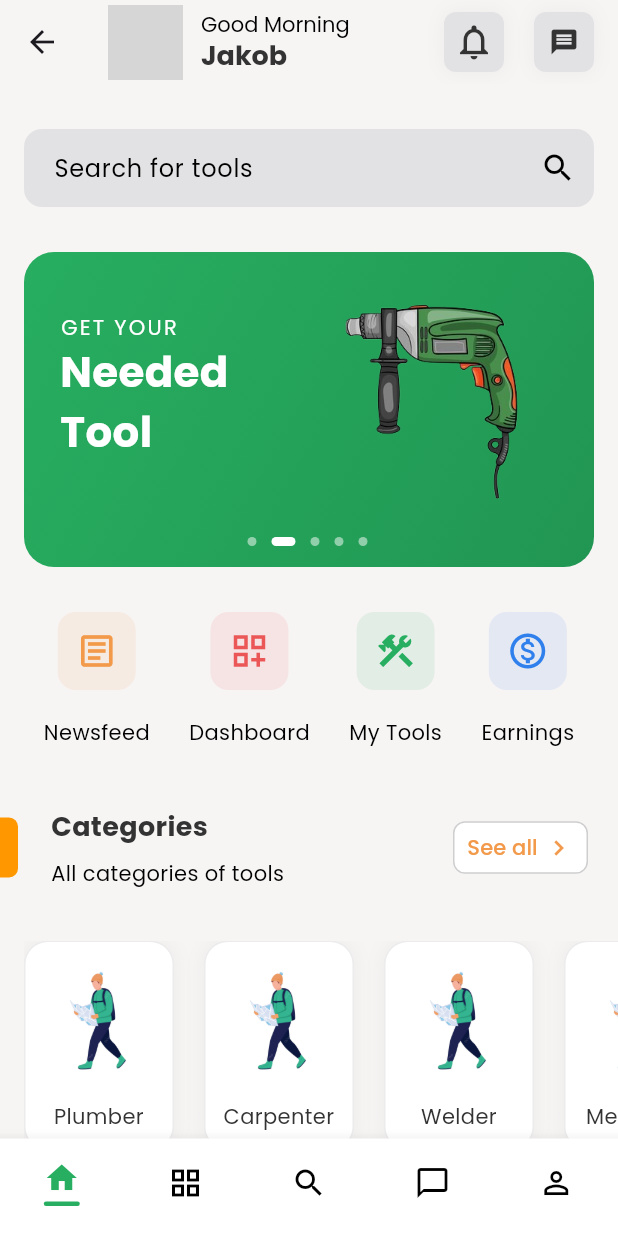
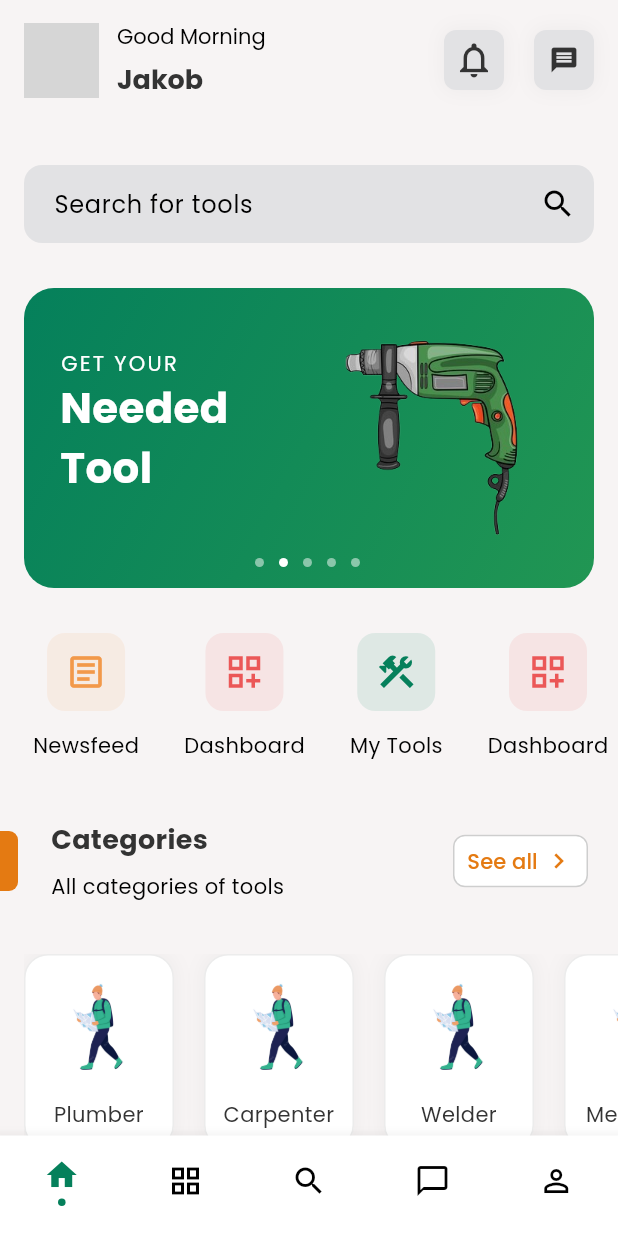
Before and after one commit to moinulislam0/pinterest_ui, a Flutter app: the AppProjectDesign2 screen opened directly, on a phone screen of 412 x 824 dp. Run offline on Flutter 3.47's test engine with Material 3 defaults, Android fonts, the phone set to English and light mode, and no system bars; grey boxes are pictures that could not be loaded.

Commit message:
app project done

```diff
--- a/lib/App Project/design2.dart
+++ b/lib/App Project/design2.dart
@@ -23,6 +23,8 @@ class _HomeScreenState extends State<AppProjectDesign2> {
     return Scaffold(
       backgroundColor: const Color.fromARGB(255, 247, 244, 244),
       appBar: AppBar(
+        toolbarHeight: 80,
+        automaticallyImplyLeading: false,
         scrolledUnderElevation: 0,
 
         title: Row(
@@ -34,7 +36,7 @@ class _HomeScreenState extends State<AppProjectDesign2> {
                   width: 50.0, // একটি নির্দিষ্ট चौड़ाई দিন
                   height: 50.0,
                   decoration: BoxDecoration(
-                    shape: BoxShape.circle,
+                    borderRadius: BorderRadius.circular(10),
                     image: DecorationImage(
                       image: AssetImage(AppsImages.appLogo),
                       fit: BoxFit.cover,
@@ -52,6 +54,7 @@ class _HomeScreenState extends State<AppProjectDesign2> {
                         fontSize: 14,
                       ),
                     ),
+                    SizedBox(height: 8),
                     Text(
                       'Jakob',
                       style: TextStyle(
@@ -134,7 +137,7 @@ class _HomeScreenState extends State<AppProjectDesign2> {
             const SizedBox(height: 30),
 
             Padding(
-              padding: const EdgeInsets.only(left: 16, right: 16),
+              padding: const EdgeInsets.only(left: 22),
               child: const QuickActions(),
             ),
             const SizedBox(height: 40),
@@ -149,7 +152,8 @@ class _HomeScreenState extends State<AppProjectDesign2> {
                 title: 'Tools You may need',
                 subtitle: 'All categories of tools Are Here',
                 onSeeAll: () {},
-                color: Colors.green,
+                color: AppColors.primaryGreen,
+                colors1: AppColors.primaryGreen,
               ),
             ),
             SizedBox(height: 150),
@@ -157,7 +161,7 @@ class _HomeScreenState extends State<AppProjectDesign2> {
         ),
       ),
 
-      bottomNavigationBar: CustomBottomNavBar(
+      bottomNavigationBar: CustomBottomNavBarDesign2(
         selectedIndex: _selectedIndex,
         onItemTapped: _onItemTapped,
       ),
@@ -198,7 +202,7 @@ class PromoBanner extends StatelessWidget {
   @override
   Widget build(BuildContext context) {
     return Container(
-      height: 210,
+      height: 200,
       padding: const EdgeInsets.only(left: 24, right: 16),
       decoration: BoxDecoration(
         borderRadius: BorderRadius.circular(20),
@@ -250,14 +254,14 @@ class PromoBanner extends StatelessWidget {
               Image.asset(AppsImages.con_mac, width: 180, fit: BoxFit.contain),
             ],
           ),
-          const SizedBox(height: 10),
+
           Row(
             mainAxisAlignment:
                 MainAxisAlignment.center, // ডটগুলোকে মাঝখানে আনার জন্য।
             children: List.generate(5, (index) {
               return Container(
                 margin: const EdgeInsets.only(right: 10),
-                width: index == 1 ? 16 : 6,
+                width: index == 1 ? 6 : 6,
                 height: 6,
                 decoration: BoxDecoration(
                   color: Colors.white.withOpacity(index == 1 ? 1 : 0.5),
@@ -266,6 +270,7 @@ class PromoBanner extends StatelessWidget {
               );
             }),
           ),
+          SizedBox(height: 10),
         ],
       ),
     );
@@ -277,7 +282,9 @@ class QuickActions extends StatelessWidget {
 
   @override
   Widget build(BuildContext context) {
-    return const Row(
+    return SingleChildScrollView(
+      scrollDirection: Axis.horizontal,
+      child: const Row(
         mainAxisAlignment: MainAxisAlignment.spaceAround,
         children: [
           QuickActionItem(
@@ -285,22 +292,38 @@ class QuickActions extends StatelessWidget {
             label: 'Newsfeed',
             color: Color(0xFFF2994A),
           ),
+          SizedBox(width: 30),
           QuickActionItem(
             iconData: Icons.dashboard_customize_outlined,
             label: 'Dashboard',
             color: Color(0xFFEB5757),
           ),
+          SizedBox(width: 30),
           QuickActionItem(
             iconData: Icons.construction, // একটি উপযুক্ত আইকন
             label: 'My Tools',
             color: AppColors.primaryGreen,
           ),
+          SizedBox(width: 30),
+          QuickActionItem(
+            iconData: Icons.dashboard_customize_outlined,
+            label: 'Dashboard',
+            color: Color(0xFFEB5757),
+          ),
+          SizedBox(width: 30),
+          QuickActionItem(
+            iconData: Icons.construction, // একটি উপযুক্ত আইকন
+            label: 'My Tools',
+            color: AppColors.primaryGreen,
+          ),
+          SizedBox(width: 30),
           QuickActionItem(
             iconData: Icons.monetization_on_outlined,
             label: 'Earnings',
             color: Color(0xFF2F80ED),
           ),
         ],
+      ),
     );
   }
 }
@@ -330,7 +353,7 @@ class QuickActionItem extends StatelessWidget {
           ),
           child: Icon(iconData, color: color, size: 28),
         ),
-        const SizedBox(height: 18),
+        const SizedBox(height: 13),
         Text(label, style: TextStyle(color: AppColors.secondaryText)),
       ],
     );
@@ -349,13 +372,14 @@ class CategoriesSection extends StatelessWidget {
           title: 'Categories',
           subtitle: 'All categories of tools',
           onSeeAll: () {},
-          color: Colors.orange,
+          color: AppColors.orange,
+          colors1: AppColors.orange,
         ),
         const SizedBox(height: 35),
         Padding(
           padding: const EdgeInsets.only(left: 16),
           child: SizedBox(
-            height: 140,
+            height: 130,
             child: ListView(
               scrollDirection: Axis.horizontal,
               children: const [
@@ -391,7 +415,7 @@ class CategoryCard extends StatelessWidget {
   Widget build(BuildContext context) {
     return Container(
       width: 100,
-      height: 130,
+      height: 120,
       padding: const EdgeInsets.all(12),
       decoration: BoxDecoration(
         border: Border.all(color: Colors.grey.withOpacity(0.2)),
@@ -434,7 +458,8 @@ class ToolsSection extends StatelessWidget {
           title: 'Tools you may need',
           subtitle: '',
           onSeeAll: () {},
-          color: Colors.green,
+          color: AppColors.primaryGreen,
+          colors1: AppColors.primaryGreen,
         ),
 
         const SizedBox(height: 16),
@@ -447,7 +472,7 @@ class SectionHeader extends StatelessWidget {
   final String title;
   final String? subtitle;
   final VoidCallback onSeeAll;
-  final Color color;
+  final Color color, colors1;
 
   const SectionHeader({
     super.key,
@@ -455,6 +480,7 @@ class SectionHeader extends StatelessWidget {
     this.subtitle,
     required this.onSeeAll,
     required this.color,
+    required this.colors1,
   });
 
   @override
@@ -518,22 +544,15 @@ class SectionHeader extends StatelessWidget {
                 ),
               ),
               onPressed: onSeeAll,
-              child: const Row(
+              child: Row(
                 mainAxisAlignment: MainAxisAlignment.center,
                 children: [
                   Text(
                     'See all',
-                    style: TextStyle(
-                      color: AppColors.accentOrange,
-                      fontSize: 14,
-                    ),
+                    style: TextStyle(color: colors1, fontSize: 14),
                   ),
                   SizedBox(width: 4),
-                  Icon(
-                    Icons.chevron_right,
-                    color: AppColors.accentOrange,
-                    size: 20,
-                  ),
+                  Icon(Icons.chevron_right, color: colors1, size: 20),
                 ],
               ),
             ),
@@ -545,11 +564,11 @@ class SectionHeader extends StatelessWidget {
 }
 
 // নতুন StatelessWidget ক্লাস
-class CustomBottomNavBar extends StatelessWidget {
+class CustomBottomNavBarDesign2 extends StatelessWidget {
   final int selectedIndex;
   final Function(int) onItemTapped;
 
-  const CustomBottomNavBar({
+  const CustomBottomNavBarDesign2({
     super.key,
     required this.selectedIndex,
     required this.onItemTapped,
@@ -580,11 +599,11 @@ class CustomBottomNavBar extends StatelessWidget {
               Icon(Icons.home),
               SizedBox(height: 4),
               Container(
-                height: 3,
-                width: 24,
+                height: 5,
+                width: 5,
                 decoration: BoxDecoration(
                   color: AppColors.primaryGreen,
-                  borderRadius: BorderRadius.circular(2),
+                  borderRadius: BorderRadius.circular(30),
                 ),
               ),
             ],
--- a/lib/App Project/design3.dart
+++ b/lib/App Project/design3.dart
@@ -1,17 +1,9 @@
 import 'package:flutter/material.dart';
 import 'package:flutter/services.dart';
+import 'package:pinterest_ui/App%20Project/design2.dart';
 import 'package:pinterest_ui/Mobile%20Ui/design1.dart';
-
-// ছবি থেকে নেওয়া কালার কোড
-class AppColors {
-  static const Color backgroundTop = Color(0xFFF5F5F5);
-  static const Color backgroundBottom = Color(0xFFEBEBEB);
-  static const Color cardColor = Color(0xFFFFFFFF);
-  static const Color shadowColor = Color(0xFFD8D8D8);
-  static const Color textColor = Color(0xFF424242);
-  static const Color navIconActive = Color(0xFF00C853);
-  static const Color navIconInactive = Color(0xFFBDBDBD);
-}
+import 'package:pinterest_ui/core/colors.dart';
+import 'package:pinterest_ui/core/images.dart';
 
 // ক্যাটেগরি ডেটা মডেল
 class Category {
@@ -22,33 +14,79 @@ class Category {
 }
 
 final List<Category> categories = [
-  const Category(name: 'Plumber', imagePath: 'assets/images/plumber.png'),
-  const Category(name: 'Carpenter', imagePath: 'assets/images/carpenter.png'),
-  const Category(name: 'Welder', imagePath: 'assets/images/welder.png'),
-  const Category(name: 'Contactor', imagePath: 'assets/images/contactor.png'),
-  const Category(
-    name: 'Electrician',
-    imagePath: 'assets/images/electrician.png',
-  ),
-  const Category(name: 'Painter', imagePath: 'assets/images/painter.png'),
-  const Category(name: 'Laundry', imagePath: 'assets/images/laundry.png'),
-  const Category(name: 'Mechanic', imagePath: 'assets/images/mechanic.png'),
-  const Category(name: 'Cleaner', imagePath: 'assets/images/cleaner.png'),
-  const Category(name: 'Carpenter', imagePath: 'assets/images/carpenter_2.png'),
-  const Category(
-    name: 'Electrician',
-    imagePath: 'assets/images/electrician_2.png',
-  ),
-  const Category(name: 'Contactor', imagePath: 'assets/images/contactor_2.png'),
+  const Category(name: 'Plumber', imagePath: AppsImages.plumber),
+  const Category(name: 'Carpenter', imagePath: AppsImages.plumber),
+  const Category(name: 'Welder', imagePath: AppsImages.plumber),
+  const Category(name: 'Contactor', imagePath: AppsImages.plumber),
+  const Category(name: 'Electrician', imagePath: AppsImages.plumber),
+  const Category(name: 'Painter', imagePath: AppsImages.plumber),
+  const Category(name: 'Laundry', imagePath: AppsImages.plumber),
+  const Category(name: 'Mechanic', imagePath: AppsImages.plumber),
+  const Category(name: 'Cleaner', imagePath: AppsImages.plumber),
+  const Category(name: 'Carpenter', imagePath: AppsImages.plumber),
+  const Category(name: 'Electrician', imagePath: AppsImages.plumber),
+  const Category(name: 'Contactor', imagePath: AppsImages.plumber),
 ];
 
-// মূল ক্যাটেগরি স্ক্রিন উইজেট
-class AppProjectDesign3 extends StatelessWidget {
+class AppProjectDesign3 extends StatefulWidget {
   const AppProjectDesign3({super.key});
+
+  @override
+  State<AppProjectDesign3> createState() => _AppProjectDesign3State();
+}
+
+class _AppProjectDesign3State extends State<AppProjectDesign3> {
+  int _selectedIndex = 0;
+
+  void _onItemTapped(int index) {
+    setState(() {
+      _selectedIndex = index;
+    });
+  }
 
   @override
   Widget build(BuildContext context) {
     return Scaffold(
+      appBar: AppBar(
+        leading: Center(
+          child: Padding(
+            padding: const EdgeInsets.only(left: 16.0),
+            child: Container(
+              height: 40,
+              width: 40,
+              decoration: BoxDecoration(
+                color: AppColors.backgroundTop,
+                borderRadius: BorderRadius.circular(12),
+              ),
+
+              child: InkWell(
+                borderRadius: BorderRadius.circular(12),
+                onTap: () {
+                  Navigator.of(context).pop();
+                },
+                child: Center(
+                  child: Padding(
+                    padding: const EdgeInsets.only(left: 6.0),
+                    child: Icon(
+                      Icons.arrow_back_ios,
+                      size: 18,
+                      color: Colors.grey[800],
+                    ),
+                  ),
+                ),
+              ),
+            ),
+          ),
+        ),
+        toolbarHeight: 80,
+        backgroundColor: Colors.white,
+        scrolledUnderElevation: 0,
+        title: Text(
+          "Categories",
+          style: TextStyle(fontSize: 24, fontWeight: FontWeight.w500),
+        ),
+        centerTitle: true,
+      ),
       body: Container(
         decoration: const BoxDecoration(
           gradient: LinearGradient(
@@ -58,27 +96,33 @@ class AppProjectDesign3 extends StatelessWidget {
           ),
         ),
         child: SafeArea(
-
           bottom: false,
           child: GridView.builder(
-            padding: const EdgeInsets.all(16.0),
+            padding: const EdgeInsets.only(
+              top: 40,
+              left: 24,
+              right: 24,
+              bottom: 100,
+            ),
 
             gridDelegate: const SliverGridDelegateWithFixedCrossAxisCount(
               crossAxisCount: 3,
               crossAxisSpacing: 16.0,
               mainAxisSpacing: 16.0,
-              childAspectRatio: 0.85, // আইটেমের উচ্চতা ও প্রস্থের অনুপাত
+              childAspectRatio: 0.85,
             ),
-            itemCount: categories.length, // মোট আইটেমের সংখ্যা
+            itemCount: categories.length,
             itemBuilder: (context, index) {
-              // প্রতিটি আইটেমের জন্য CategoryCard উইজেট কল করা হয়েছে
               return CategoryCard(category: categories[index]);
             },
           ),
         ),
       ),
-      // কাস্টম বটম নেভিগেশন বার
-      bottomNavigationBar: const CustomBottomNavBar(),
+
+      bottomNavigationBar: CustomBottomNavBarDesign2(
+        selectedIndex: _selectedIndex,
+        onItemTapped: _onItemTapped,
+      ),
     );
   }
 }
@@ -92,16 +136,12 @@ class CategoryCard extends StatelessWidget {
   Widget build(BuildContext context) {
     return Container(
       decoration: BoxDecoration(
+        border: Border.all(
+          color: const Color.fromARGB(255, 223, 222, 222),
+          width: 2,
+        ),
         color: AppColors.cardColor,
-        borderRadius: BorderRadius.circular(16.0),
-        boxShadow: [
-          BoxShadow(
-            color: AppColors.shadowColor.withOpacity(0.6),
-            spreadRadius: 1,
-            blurRadius: 8,
-            offset: const Offset(0, 4),
-          ),
-        ],
+        borderRadius: BorderRadius.circular(20.0),
       ),
       child: Column(
         mainAxisAlignment: MainAxisAlignment.center,
@@ -109,9 +149,8 @@ class CategoryCard extends StatelessWidget {
           // ক্যাটেগরির ছবি
           Image.asset(
             category.imagePath,
-            height: 50, // ছবির উচ্চতা
+            height: 75,
             errorBuilder: (context, error, stackTrace) {
-              // ছবি লোড না হলে একটি placeholder আইকন দেখানো হবে
               return const Icon(
                 Icons.work,
                 size: 50,
@@ -119,12 +158,12 @@ class CategoryCard extends StatelessWidget {
               );
             },
           ),
-          const SizedBox(height: 12),
-          // ক্যাটেগরির নাম
+          const SizedBox(height: 20),
+
           Text(
             category.name,
             style: const TextStyle(
-              color: AppColors.textColor,
+              color: AppColors.textColor1,
               fontSize: 14,
               fontWeight: FontWeight.w500,
             ),
--- a/lib/core/colors.dart
+++ b/lib/core/colors.dart
@@ -44,11 +44,19 @@ class AppColors {
   static const Color textColor = Color(0xFF333333);
   static const Color subtextColor = Color(0xFF828282);
   static const Color inactiveDotColor = Color(0xFFE0E0E0);
-  static const Color primaryGreen = Color(0xFF27AE60);
+  static const Color primaryGreen = Color(0xFF05805b);
   static const Color darkGreen = Color(0xFF219653);
   static const Color primaryText1 = Color(0xFF333333);
   static const Color secondaryText1 = Color(0xFF828282);
   static const Color accentOrange = Color(0xFFF2994A);
   static const Color searchBarBg = Color(0xFFF2F2F2);
   static const Color logoBg = Color(0xFFf3f3f5);
+  static const Color backgroundTop = Color(0xFFF5F5F5);
+  static const Color backgroundBottom = Color(0xFFEBEBEB);
+  static const Color cardColor = Color(0xFFFFFFFF);
+  static const Color shadowColor = Color(0xFFD8D8D8);
+  static const Color textColor1 = Color(0xFF000000);
+  static const Color navIconActive = Color(0xFF00C853);
+  static const Color navIconInactive = Color(0xFFBDBDBD);
+  static const Color orange = Color(0xFFe47a12);
 }
--- a/lib/core/images.dart
+++ b/lib/core/images.dart
@@ -2,5 +2,5 @@ class AppsImages {
   static const String appLogo = 'assets/images/manLogo.jpg';
   static const String con_man = 'assets/images/con_man.png';
   static const String con_mac = 'assets/images/con_mac.png';
-  static const String plumber = 'assets/images/plm.png';
+  static const String plumber = 'assets/images/ele.png';
 }
```
Also changed, not shown: assets/images/ele.png (added). Lines whose indentation alone changed are shown as unchanged.
